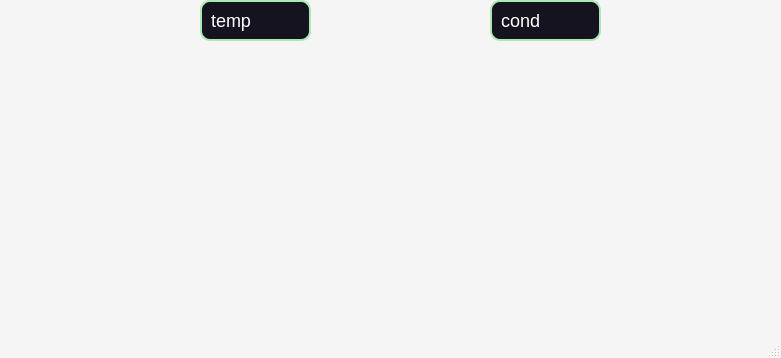
This is mainwindow.ui in robertsolorzano/zen-weather as Qt 5 draws it before an edit. The edited form follows.
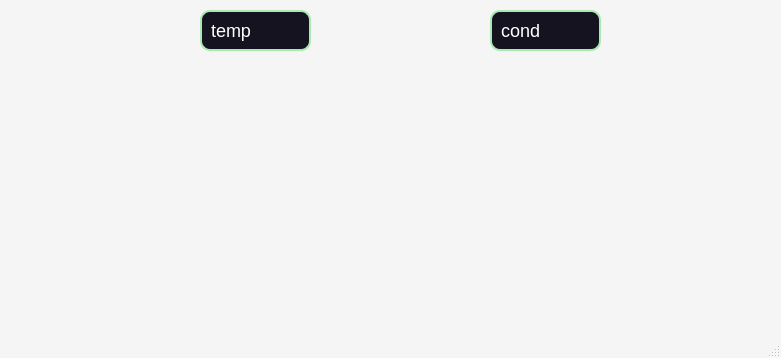
This is the edited form.

Commit message: added preview of widget app, updated positions of labels

What changed in the file:
```diff
--- a/mainwindow.ui
+++ b/mainwindow.ui
@@ -55,7 +55,7 @@
     <property name="geometry">
      <rect>
       <x>200</x>
-      <y>0</y>
+      <y>10</y>
       <width>111</width>
       <height>41</height>
      </rect>
@@ -68,7 +68,7 @@
     <property name="geometry">
      <rect>
       <x>490</x>
-      <y>0</y>
+      <y>10</y>
       <width>111</width>
       <height>41</height>
      </rect>
```
The commit also changes 2 other files.
